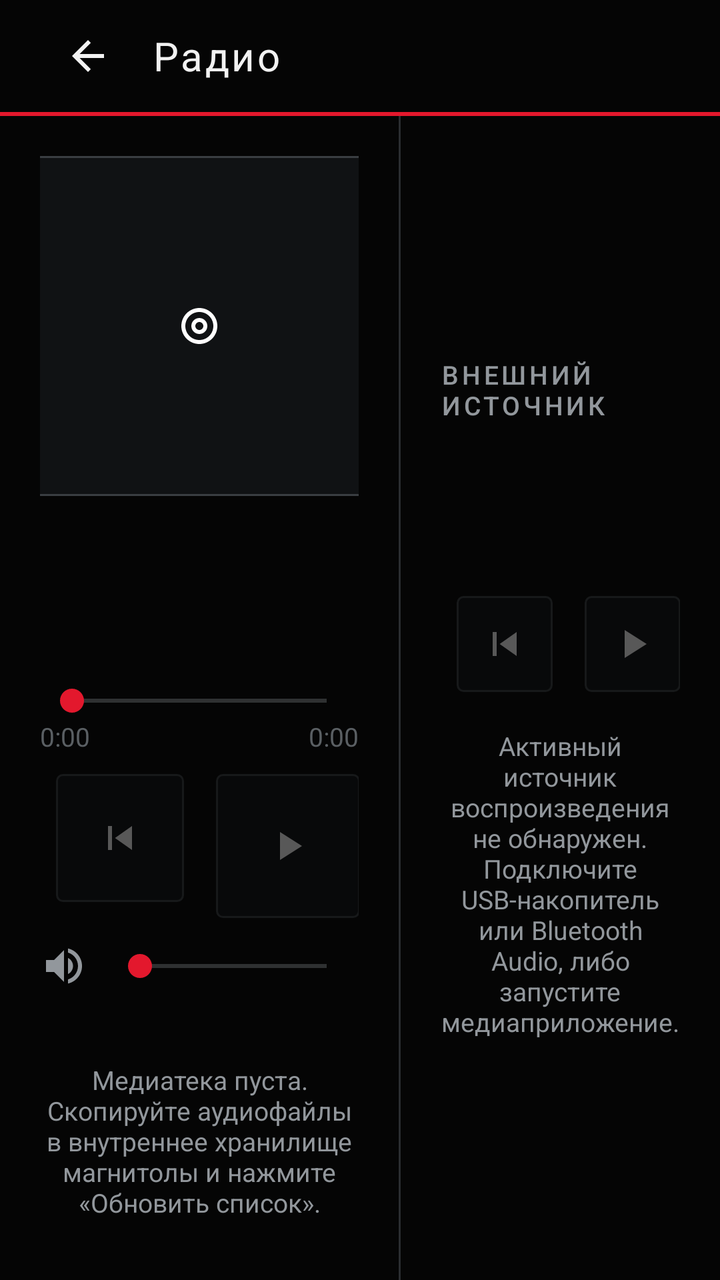
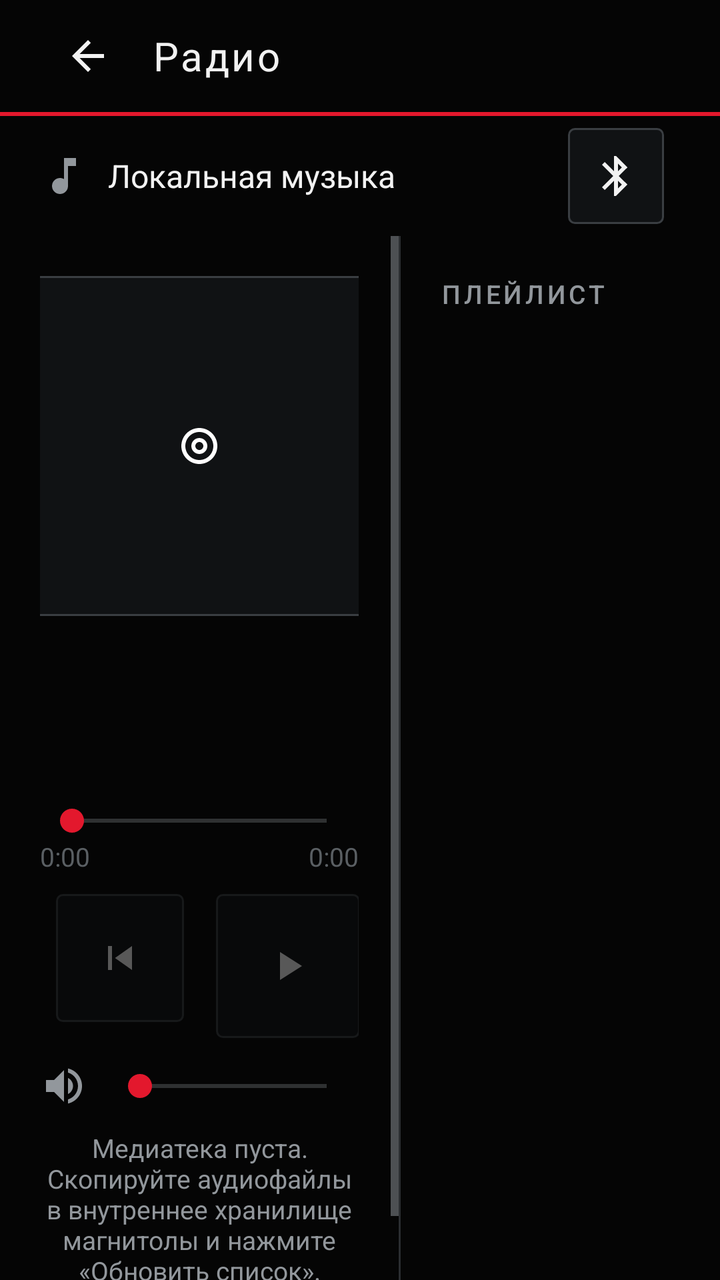

Before-and-after screenshots of an Android layout around one commit, followed by the original layout XML and the change that was made.
<!-- AndroidManifest.xml: application theme Theme.VWShell -->
<!-- res/layout/fragment_media.xml -->
<?xml version="1.0" encoding="utf-8"?>
<LinearLayout xmlns:android="http://schemas.android.com/apk/res/android"
    android:layout_width="match_parent" android:layout_height="match_parent"
    android:orientation="vertical" android:background="@color/vw_background">
    <include layout="@layout/layout_section_header"/>
    <View android:layout_width="match_parent" android:layout_height="@dimen/accent_line" android:background="@drawable/accent_line"/>

    <LinearLayout android:layout_width="match_parent" android:layout_height="0dp" android:layout_weight="1"
        android:orientation="horizontal" android:baselineAligned="false">

        
        <LinearLayout android:id="@+id/localPanel"
            android:layout_width="0dp" android:layout_height="match_parent" android:layout_weight="5"
            android:orientation="vertical" android:gravity="center" android:padding="@dimen/screen_padding">

            <ImageView android:id="@+id/localArt"
                android:layout_width="170dp" android:layout_height="170dp"
                android:scaleType="centerInside"
                android:background="@drawable/bg_tile"
                android:src="@drawable/ic_album"
                android:contentDescription="@string/media_local_title"/>

            <TextView android:id="@+id/localTrack" android:layout_width="match_parent" android:layout_height="wrap_content"
                android:layout_marginTop="16dp" android:gravity="center" android:singleLine="true" android:ellipsize="end"
                android:textColor="@color/vw_text_primary" android:textSize="24sp"/>
            <TextView android:id="@+id/localArtist" android:layout_width="match_parent" android:layout_height="wrap_content"
                android:layout_marginTop="4dp" android:gravity="center" android:singleLine="true" android:ellipsize="end"
                android:textColor="@color/vw_text_secondary" android:textSize="@dimen/title_text"/>

            
            <SeekBar android:id="@+id/localSeek" android:layout_width="match_parent" android:layout_height="wrap_content"
                android:layout_marginTop="14dp" android:progressTint="@color/vw_accent"
                android:thumbTint="@color/vw_accent" android:enabled="false"/>
            <LinearLayout android:layout_width="match_parent" android:layout_height="wrap_content"
                android:orientation="horizontal">
                <TextView android:id="@+id/localPos" android:layout_width="0dp" android:layout_height="wrap_content"
                    android:layout_weight="1" android:textColor="@color/vw_text_disabled" android:textSize="@dimen/small_text" android:text="0:00"/>
                <TextView android:id="@+id/localDur" android:layout_width="wrap_content" android:layout_height="wrap_content"
                    android:textColor="@color/vw_text_disabled" android:textSize="@dimen/small_text" android:text="0:00"/>
            </LinearLayout>

            <LinearLayout android:layout_width="wrap_content" android:layout_height="wrap_content"
                android:orientation="horizontal" android:layout_marginTop="10dp">
                <ImageButton android:id="@+id/btnLocalPrev" style="@style/VW.ControlButton"
                    android:src="@drawable/ic_prev" android:contentDescription="@string/media_prev" android:alpha="0.35"/>
                <ImageButton android:id="@+id/btnLocalPlay" style="@style/VW.ControlButton.play"
                    android:src="@drawable/ic_play" android:contentDescription="@string/media_play" android:alpha="0.35"/>
                <ImageButton android:id="@+id/btnLocalNext" style="@style/VW.ControlButton"
                    android:src="@drawable/ic_next" android:contentDescription="@string/media_next" android:alpha="0.35"/>
            </LinearLayout>

            
            <LinearLayout android:layout_width="match_parent" android:layout_height="wrap_content"
                android:orientation="horizontal" android:gravity="center_vertical" android:layout_marginTop="12dp">
                <ImageView android:layout_width="@dimen/icon_sm" android:layout_height="@dimen/icon_sm"
                    android:src="@drawable/ic_volume" android:contentDescription="@string/media_volume"
                    android:tint="@color/vw_text_secondary"/>
                <SeekBar android:id="@+id/volumeSeek" android:layout_width="0dp" android:layout_height="wrap_content"
                    android:layout_weight="1" android:layout_marginStart="10dp" android:progressTint="@color/vw_accent"
                    android:thumbTint="@color/vw_accent"/>
            </LinearLayout>

            
            <androidx.recyclerview.widget.RecyclerView android:id="@+id/localList"
                android:layout_width="match_parent" android:layout_height="0dp" android:layout_weight="1"
                android:minHeight="60dp" android:layout_marginTop="8dp" android:fadeScrollbars="false"/>

            <TextView android:id="@+id/localStatus" android:layout_width="match_parent" android:layout_height="wrap_content"
                android:layout_marginTop="10dp" android:gravity="center" android:textColor="@color/vw_text_secondary"
                android:textSize="@dimen/small_text" android:text="@string/media_local_empty"/>

            <LinearLayout android:layout_width="wrap_content" android:layout_height="wrap_content"
                android:orientation="horizontal" android:layout_marginTop="10dp">
                <com.google.android.material.button.MaterialButton android:id="@+id/btnGrantAudio" style="@style/VW.Button.Accent"
                    android:layout_width="wrap_content" android:layout_height="@dimen/button_height"
                    android:text="@string/media_grant_audio" android:visibility="gone"/>
                <com.google.android.material.button.MaterialButton android:id="@+id/btnRescan" style="@style/VW.Button"
                    android:layout_width="wrap_content" android:layout_height="@dimen/button_height"
                    android:layout_marginStart="10dp" android:text="@string/media_rescan" android:visibility="gone"/>
            </LinearLayout>
        </LinearLayout>

        <View android:layout_width="1dp" android:layout_height="match_parent" android:background="@color/vw_divider"/>

        
        <ScrollView android:layout_width="0dp" android:layout_height="match_parent" android:layout_weight="4"
            android:fillViewport="true">
            <LinearLayout android:layout_width="match_parent" android:layout_height="wrap_content"
                android:orientation="vertical" android:gravity="center" android:padding="@dimen/screen_padding">

                <TextView style="@style/VW.SectionLabel" android:layout_width="wrap_content" android:layout_height="wrap_content"
                    android:text="@string/media_external_title"/>

                <ImageView android:id="@+id/extSourceIcon" android:layout_width="40dp" android:layout_height="40dp"
                    android:layout_marginTop="14dp" android:src="@drawable/ic_bluetooth"
                    android:contentDescription="@string/media_external_title" android:visibility="gone"
                    android:tint="@color/vw_text_secondary"/>
                <ImageView android:id="@+id/extAlbumArt" android:layout_width="120dp" android:layout_height="120dp"
                    android:layout_marginTop="10dp" android:scaleType="centerInside" android:visibility="gone"
                    android:contentDescription="@string/media_external_title"/>
                <TextView android:id="@+id/extTrack" android:layout_width="match_parent" android:layout_height="wrap_content"
                    android:layout_marginTop="14dp" android:gravity="center" android:singleLine="true" android:ellipsize="end"
                    android:textColor="@color/vw_text_primary" android:textSize="20sp"/>
                <TextView android:id="@+id/extArtist" android:layout_width="match_parent" android:layout_height="wrap_content"
                    android:layout_marginTop="4dp" android:gravity="center" android:singleLine="true" android:ellipsize="end"
                    android:textColor="@color/vw_text_secondary" android:textSize="@dimen/body_text"/>

                <LinearLayout android:layout_width="wrap_content" android:layout_height="wrap_content"
                    android:orientation="horizontal" android:layout_marginTop="20dp">
                    <ImageButton android:id="@+id/btnExtPrev" style="@style/VW.ControlButton.small"
                        android:src="@drawable/ic_prev" android:contentDescription="@string/media_prev" android:alpha="0.35"/>
                    <ImageButton android:id="@+id/btnExtPlay" style="@style/VW.ControlButton.small"
                        android:src="@drawable/ic_play" android:contentDescription="@string/media_play" android:alpha="0.35"/>
                    <ImageButton android:id="@+id/btnExtNext" style="@style/VW.ControlButton.small"
                        android:src="@drawable/ic_next" android:contentDescription="@string/media_next" android:alpha="0.35"/>
                </LinearLayout>

                <TextView android:id="@+id/extStatus" android:layout_width="match_parent" android:layout_height="wrap_content"
                    android:layout_marginTop="18dp" android:gravity="center" android:textColor="@color/vw_text_secondary"
                    android:textSize="@dimen/small_text" android:text="@string/media_no_session"/>

                <com.google.android.material.button.MaterialButton android:id="@+id/btnGrantMediaAccess" style="@style/VW.Button.Accent"
                    android:layout_width="wrap_content" android:layout_height="@dimen/button_height" android:layout_marginTop="12dp"
                    android:text="@string/media_grant_access" android:visibility="gone"/>
            </LinearLayout>
        </ScrollView>
    </LinearLayout>
</LinearLayout>
<!-- res/layout/layout_section_header.xml (included above) -->
<?xml version="1.0" encoding="utf-8"?>
<LinearLayout xmlns:android="http://schemas.android.com/apk/res/android"
    android:layout_width="match_parent"
    android:layout_height="@dimen/topbar_height"
    android:orientation="horizontal"
    android:gravity="center_vertical"
    android:background="@color/vw_background"
    android:paddingStart="@dimen/screen_padding"
    android:paddingEnd="@dimen/screen_padding">

    <ImageButton
        android:id="@+id/btnBack"
        android:layout_width="48dp"
        android:layout_height="48dp"
        android:background="?attr/selectableItemBackgroundBorderless"
        android:src="@drawable/ic_back"
        android:scaleType="centerInside"
        android:contentDescription="@string/back"
        android:focusable="true"/>

    <TextView
        android:id="@+id/sectionTitle"
        android:layout_width="0dp"
        android:layout_height="wrap_content"
        android:layout_weight="1"
        android:layout_marginStart="8dp"
        android:textColor="@color/vw_text_primary"
        android:textSize="@dimen/title_text"
        android:letterSpacing="0.06"
        android:text="@string/radio_title"/>

    <TextView
        android:id="@+id/headerClock"
        android:layout_width="wrap_content"
        android:layout_height="wrap_content"
        android:textColor="@color/vw_text_secondary"
        android:textSize="@dimen/body_text"
        android:fontFamily="sans-serif-light"/>
</LinearLayout>
<!-- resources referenced by this layout -->
<resources>
  <color name="vw_accent">#FFE3182D</color>
  <color name="vw_background">#FF050505</color>
  <color name="vw_divider">#FF2A2D30</color>
  <color name="vw_text_disabled">#FF5A5F63</color>
  <color name="vw_text_primary">#FFF2F2F2</color>
  <color name="vw_text_secondary">#FF92979C</color>
  <dimen name="accent_line">2dp</dimen>
  <dimen name="body_text">16sp</dimen>
  <dimen name="button_height">56dp</dimen>
  <dimen name="icon_sm">24dp</dimen>
  <dimen name="screen_padding">20dp</dimen>
  <dimen name="small_text">13sp</dimen>
  <dimen name="title_text">20sp</dimen>
  <dimen name="topbar_height">56dp</dimen>
  <!-- drawable accent_line (drawable) -->
  <?xml version="1.0" encoding="utf-8"?>
  <shape xmlns:android="http://schemas.android.com/apk/res/android" android:shape="rectangle">
      <solid android:color="@color/vw_accent"/>
  </shape>
  <!-- drawable ic_play (drawable) -->
  <?xml version="1.0" encoding="utf-8"?>
  <vector xmlns:android="http://schemas.android.com/apk/res/android"
      android:width="24dp" android:height="24dp"
      android:viewportWidth="24" android:viewportHeight="24"
      android:tint="@color/vw_icon_tint">
      <path android:fillColor="#FFFFFFFF" android:pathData="M8,5v14l11,-7z"/>
  </vector>
  <string name="back">Назад</string>
  <string name="media_external_title">Внешний источник</string>
  <string name="media_grant_access">Предоставить доступ</string>
  <string name="media_grant_audio">Доступ к аудио</string>
  <string name="media_local_empty">Медиатека пуста. Скопируйте аудиофайлы в внутреннее хранилище магнитолы и нажмите «Обновить список».</string>
  <string name="media_local_title">Локальная музыка</string>
  <string name="media_next">Следующий трек</string>
  <string name="media_no_session">Активный источник воспроизведения не обнаружен. Подключите USB-накопитель или Bluetooth Audio, либо запустите медиаприложение.</string>
  <string name="media_play">Воспроизведение</string>
  <string name="media_prev">Предыдущий трек</string>
  <string name="media_rescan">Обновить список</string>
  <string name="media_volume">Громкость</string>
  <string name="radio_title">Радио</string>
  <style name="VW.Button.Accent" parent="VW.Button">
          <item name="backgroundTint">@color/vw_accent</item>
          <item name="strokeColor">@color/vw_accent</item>
          <item name="android:textColor">@color/vw_text_primary</item>
      </style>
  <style name="VW.ControlButton.play">
          <item name="android:layout_width">@dimen/dial_button</item>
          <item name="android:layout_height">@dimen/dial_button</item>
      </style>
  <style name="VW.ControlButton.small">
          <item name="android:layout_width">48dp</item>
          <item name="android:layout_height">48dp</item>
          <item name="android:padding">10dp</item>
      </style>
  <style name="VW.SectionLabel" parent="">
          <item name="android:textColor">@color/vw_text_secondary</item>
          <item name="android:textSize">@dimen/small_text</item>
          <item name="android:letterSpacing">0.12</item>
          <item name="android:textAllCaps">true</item>
          <item name="android:fontFamily">sans-serif-medium</item>
      </style>
  <color name="vw_tile_bg_pressed">#FF1B1E21</color>
  <dimen name="tile_stroke">1dp</dimen>
  <dimen name="tile_radius">3dp</dimen>
  <color name="vw_tile_bg">#FF101214</color>
  <color name="vw_stroke">#FF3A3E42</color>
  <color name="vw_icon_tint">#FFF2F2F2</color>
  <dimen name="control_button">64dp</dimen>
  <dimen name="dial_button">72dp</dimen>
  <!-- unchanged entries left out for length: 11 -->
</resources>

<!-- the commit's change to res/layout/fragment_media.xml (unified diff, before → after) -->
@@ -5,125 +5,123 @@
     <include layout="@layout/layout_section_header"/>
     <View android:layout_width="match_parent" android:layout_height="@dimen/accent_line" android:background="@drawable/accent_line"/>
 
+    
+    <LinearLayout android:id="@+id/sourceBar"
+        android:layout_width="match_parent" android:layout_height="wrap_content"
+        android:orientation="horizontal" android:gravity="center_vertical"
+        android:paddingStart="@dimen/screen_padding" android:paddingEnd="@dimen/screen_padding"
+        android:paddingTop="6dp" android:paddingBottom="6dp">
+
+        <ImageView android:id="@+id/sourceIcon" android:layout_width="@dimen/icon_sm"
+            android:layout_height="@dimen/icon_sm" android:src="@drawable/ic_media"
+            android:contentDescription="@string/media_source" android:tint="@color/vw_text_secondary"/>
+
+        <TextView android:id="@+id/sourceLabel" android:layout_width="0dp" android:layout_height="wrap_content"
+            android:layout_weight="1" android:layout_marginStart="10dp"
+            android:singleLine="true" android:ellipsize="end"
+            android:textColor="@color/vw_text_primary" android:textSize="@dimen/body_text"
+            android:text="@string/media_local_title"/>
+
+        <ImageButton android:id="@+id/btnSwitchSource" style="@style/VW.ControlButton.small"
+            android:src="@drawable/ic_bluetooth" android:contentDescription="@string/media_switch_source"/>
+    </LinearLayout>
+
     <LinearLayout android:layout_width="match_parent" android:layout_height="0dp" android:layout_weight="1"
         android:orientation="horizontal" android:baselineAligned="false">
 
         
-        <LinearLayout android:id="@+id/localPanel"
+        <ScrollView android:id="@+id/nowPlayingPanel"
             android:layout_width="0dp" android:layout_height="match_parent" android:layout_weight="5"
-            android:orientation="vertical" android:gravity="center" android:padding="@dimen/screen_padding">
+            android:fillViewport="true">
+            <LinearLayout android:layout_width="match_parent" android:layout_height="wrap_content"
+                android:orientation="vertical" android:gravity="center" android:padding="@dimen/screen_padding">
 
-            <ImageView android:id="@+id/localArt"
-                android:layout_width="170dp" android:layout_height="170dp"
-                android:scaleType="centerInside"
-                android:background="@drawable/bg_tile"
-                android:src="@drawable/ic_album"
-                android:contentDescription="@string/media_local_title"/>
+                <ImageView android:id="@+id/npArt"
+                    android:layout_width="170dp" android:layout_height="170dp"
+                    android:scaleType="centerInside"
+                    android:background="@drawable/bg_tile"
+                    android:src="@drawable/ic_album"
+                    android:contentDescription="@string/media_local_title"/>
 
-            <TextView android:id="@+id/localTrack" android:layout_width="match_parent" android:layout_height="wrap_content"
-                android:layout_marginTop="16dp" android:gravity="center" android:singleLine="true" android:ellipsize="end"
-                android:textColor="@color/vw_text_primary" android:textSize="24sp"/>
-            <TextView android:id="@+id/localArtist" android:layout_width="match_parent" android:layout_height="wrap_content"
-                android:layout_marginTop="4dp" android:gravity="center" android:singleLine="true" android:ellipsize="end"
-                android:textColor="@color/vw_text_secondary" android:textSize="@dimen/title_text"/>
+                <TextView android:id="@+id/npTrack" android:layout_width="match_parent" android:layout_height="wrap_content"
+                    android:layout_marginTop="16dp" android:gravity="center" android:singleLine="true" android:ellipsize="end"
+                    android:textColor="@color/vw_text_primary" android:textSize="24sp"/>
+                <TextView android:id="@+id/npArtist" android:layout_width="match_parent" android:layout_height="wrap_content"
+                    android:layout_marginTop="4dp" android:gravity="center" android:singleLine="true" android:ellipsize="end"
+                    android:textColor="@color/vw_text_secondary" android:textSize="@dimen/title_text"/>
 
-            
-            <SeekBar android:id="@+id/localSeek" android:layout_width="match_parent" android:layout_height="wrap_content"
-                android:layout_marginTop="14dp" android:progressTint="@color/vw_accent"
-                android:thumbTint="@color/vw_accent" android:enabled="false"/>
-            <LinearLayout android:layout_width="match_parent" android:layout_height="wrap_content"
-                android:orientation="horizontal">
-                <TextView android:id="@+id/localPos" android:layout_width="0dp" android:layout_height="wrap_content"
-                    android:layout_weight="1" android:textColor="@color/vw_text_disabled" android:textSize="@dimen/small_text" android:text="0:00"/>
-                <TextView android:id="@+id/localDur" android:layout_width="wrap_content" android:layout_height="wrap_content"
-                    android:textColor="@color/vw_text_disabled" android:textSize="@dimen/small_text" android:text="0:00"/>
+                
+                <SeekBar android:id="@+id/npSeek" android:layout_width="match_parent" android:layout_height="wrap_content"
+                    android:layout_marginTop="14dp" android:progressTint="@color/vw_accent"
+                    android:thumbTint="@color/vw_accent" android:enabled="false"/>
+                <LinearLayout android:layout_width="match_parent" android:layout_height="wrap_content"
+                    android:orientation="horizontal">
+                    <TextView android:id="@+id/npPos" android:layout_width="0dp" android:layout_height="wrap_content"
+                        android:layout_weight="1" android:textColor="@color/vw_text_disabled" android:textSize="@dimen/small_text" android:text="0:00"/>
+                    <TextView android:id="@+id/npDur" android:layout_width="wrap_content" android:layout_height="wrap_content"
+                        android:textColor="@color/vw_text_disabled" android:textSize="@dimen/small_text" android:text="0:00"/>
+                </LinearLayout>
+
+                <LinearLayout android:layout_width="wrap_content" android:layout_height="wrap_content"
+                    android:orientation="horizontal" android:layout_marginTop="10dp">
+                    <ImageButton android:id="@+id/btnPrev" style="@style/VW.ControlButton"
+                        android:src="@drawable/ic_prev" android:contentDescription="@string/media_prev" android:alpha="0.35"/>
+                    <ImageButton android:id="@+id/btnPlay" style="@style/VW.ControlButton.play"
+                        android:src="@drawable/ic_play" android:contentDescription="@string/media_play" android:alpha="0.35"/>
+                    <ImageButton android:id="@+id/btnNext" style="@style/VW.ControlButton"
+                        android:src="@drawable/ic_next" android:contentDescription="@string/media_next" android:alpha="0.35"/>
+                </LinearLayout>
+
+                
+                <LinearLayout android:layout_width="match_parent" android:layout_height="wrap_content"
+                    android:orientation="horizontal" android:gravity="center_vertical" android:layout_marginTop="12dp">
+                    <ImageView android:layout_width="@dimen/icon_sm" android:layout_height="@dimen/icon_sm"
+                        android:src="@drawable/ic_volume" android:contentDescription="@string/media_volume"
+                        android:tint="@color/vw_text_secondary"/>
+                    <SeekBar android:id="@+id/volumeSeek" android:layout_width="0dp" android:layout_height="wrap_content"
+                        android:layout_weight="1" android:layout_marginStart="10dp" android:progressTint="@color/vw_accent"
+                        android:thumbTint="@color/vw_accent"/>
+                </LinearLayout>
+
+                <TextView android:id="@+id/playerStatus" android:layout_width="match_parent" android:layout_height="wrap_content"
+                    android:layout_marginTop="10dp" android:gravity="center" android:textColor="@color/vw_text_secondary"
+                    android:textSize="@dimen/small_text" android:text="@string/media_local_empty"/>
+
+                <LinearLayout android:layout_width="wrap_content" android:layout_height="wrap_content"
+                    android:orientation="horizontal" android:layout_marginTop="10dp">
+                    <com.google.android.material.button.MaterialButton android:id="@+id/btnGrantAudio" style="@style/VW.Button.Accent"
+                        android:layout_width="wrap_content" android:layout_height="@dimen/button_height"
+                        android:text="@string/media_grant_audio" android:visibility="gone"/>
+                    <com.google.android.material.button.MaterialButton android:id="@+id/btnRescan" style="@style/VW.Button"
+                        android:layout_width="wrap_content" android:layout_height="@dimen/button_height"
+                        android:layout_marginStart="10dp" android:text="@string/media_rescan" android:visibility="gone"/>
+                    <com.google.android.material.button.MaterialButton android:id="@+id/btnGrantMediaAccess" style="@style/VW.Button.Accent"
+                        android:layout_width="wrap_content" android:layout_height="@dimen/button_height"
+                        android:layout_marginStart="10dp" android:text="@string/media_grant_access" android:visibility="gone"/>
+                </LinearLayout>
             </LinearLayout>
-
-            <LinearLayout android:layout_width="wrap_content" android:layout_height="wrap_content"
-                android:orientation="horizontal" android:layout_marginTop="10dp">
-                <ImageButton android:id="@+id/btnLocalPrev" style="@style/VW.ControlButton"
-                    android:src="@drawable/ic_prev" android:contentDescription="@string/media_prev" android:alpha="0.35"/>
-                <ImageButton android:id="@+id/btnLocalPlay" style="@style/VW.ControlButton.play"
-                    android:src="@drawable/ic_play" android:contentDescription="@string/media_play" android:alpha="0.35"/>
-                <ImageButton android:id="@+id/btnLocalNext" style="@style/VW.ControlButton"
-                    android:src="@drawable/ic_next" android:contentDescription="@string/media_next" android:alpha="0.35"/>
-            </LinearLayout>
-
-            
-            <LinearLayout android:layout_width="match_parent" android:layout_height="wrap_content"
-                android:orientation="horizontal" android:gravity="center_vertical" android:layout_marginTop="12dp">
-                <ImageView android:layout_width="@dimen/icon_sm" android:layout_height="@dimen/icon_sm"
-                    android:src="@drawable/ic_volume" android:contentDescription="@string/media_volume"
-                    android:tint="@color/vw_text_secondary"/>
-                <SeekBar android:id="@+id/volumeSeek" android:layout_width="0dp" android:layout_height="wrap_content"
-                    android:layout_weight="1" android:layout_marginStart="10dp" android:progressTint="@color/vw_accent"
-                    android:thumbTint="@color/vw_accent"/>
-            </LinearLayout>
-
-            
-            <androidx.recyclerview.widget.RecyclerView android:id="@+id/localList"
-                android:layout_width="match_parent" android:layout_height="0dp" android:layout_weight="1"
-                android:minHeight="60dp" android:layout_marginTop="8dp" android:fadeScrollbars="false"/>
-
-            <TextView android:id="@+id/localStatus" android:layout_width="match_parent" android:layout_height="wrap_content"
-                android:layout_marginTop="10dp" android:gravity="center" android:textColor="@color/vw_text_secondary"
-                android:textSize="@dimen/small_text" android:text="@string/media_local_empty"/>
-
-            <LinearLayout android:layout_width="wrap_content" android:layout_height="wrap_content"
-                android:orientation="horizontal" android:layout_marginTop="10dp">
-                <com.google.android.material.button.MaterialButton android:id="@+id/btnGrantAudio" style="@style/VW.Button.Accent"
-                    android:layout_width="wrap_content" android:layout_height="@dimen/button_height"
-                    android:text="@string/media_grant_audio" android:visibility="gone"/>
-                <com.google.android.material.button.MaterialButton android:id="@+id/btnRescan" style="@style/VW.Button"
-                    android:layout_width="wrap_content" android:layout_height="@dimen/button_height"
-                    android:layout_marginStart="10dp" android:text="@string/media_rescan" android:visibility="gone"/>
-            </LinearLayout>
-        </LinearLayout>
+        </ScrollView>
 
         <View android:layout_width="1dp" android:layout_height="match_parent" android:background="@color/vw_divider"/>
 
         
-        <ScrollView android:layout_width="0dp" android:layout_height="match_parent" android:layout_weight="4"
-            android:fillViewport="true">
-            <LinearLayout android:layout_width="match_parent" android:layout_height="wrap_content"
-                android:orientation="vertical" android:gravity="center" android:padding="@dimen/screen_padding">
+        <LinearLayout android:layout_width="0dp" android:layout_height="match_parent" android:layout_weight="4"
+            android:orientation="vertical" android:padding="@dimen/screen_padding">
 
-                <TextView style="@style/VW.SectionLabel" android:layout_width="wrap_content" android:layout_height="wrap_content"
-                    android:text="@string/media_external_title"/>
+            <TextView style="@style/VW.SectionLabel" android:layout_width="wrap_content" android:layout_height="wrap_content"
+                android:text="@string/media_playlist"/>
 
-                <ImageView android:id="@+id/extSourceIcon" android:layout_width="40dp" android:layout_height="40dp"
-                    android:layout_marginTop="14dp" android:src="@drawable/ic_bluetooth"
-                    android:contentDescription="@string/media_external_title" android:visibility="gone"
-                    android:tint="@color/vw_text_secondary"/>
-                <ImageView android:id="@+id/extAlbumArt" android:layout_width="120dp" android:layout_height="120dp"
-                    android:layout_marginTop="10dp" android:scaleType="centerInside" android:visibility="gone"
-                    android:contentDescription="@string/media_external_title"/>
-                <TextView android:id="@+id/extTrack" android:layout_width="match_parent" android:layout_height="wrap_content"
-                    android:layout_marginTop="14dp" android:gravity="center" android:singleLine="true" android:ellipsize="end"
-                    android:textColor="@color/vw_text_primary" android:textSize="20sp"/>
-                <TextView android:id="@+id/extArtist" android:layout_width="match_parent" android:layout_height="wrap_content"
-                    android:layout_marginTop="4dp" android:gravity="center" android:singleLine="true" android:ellipsize="end"
-                    android:textColor="@color/vw_text_secondary" android:textSize="@dimen/body_text"/>
-
-                <LinearLayout android:layout_width="wrap_content" android:layout_height="wrap_content"
-                    android:orientation="horizontal" android:layout_marginTop="20dp">
-                    <ImageButton android:id="@+id/btnExtPrev" style="@style/VW.ControlButton.small"
-                        android:src="@drawable/ic_prev" android:contentDescription="@string/media_prev" android:alpha="0.35"/>
-                    <ImageButton android:id="@+id/btnExtPlay" style="@style/VW.ControlButton.small"
-                        android:src="@drawable/ic_play" android:contentDescription="@string/media_play" android:alpha="0.35"/>
-                    <ImageButton android:id="@+id/btnExtNext" style="@style/VW.ControlButton.small"
-                        android:src="@drawable/ic_next" android:contentDescription="@string/media_next" android:alpha="0.35"/>
-                </LinearLayout>
-
-                <TextView android:id="@+id/extStatus" android:layout_width="match_parent" android:layout_height="wrap_content"
-                    android:layout_marginTop="18dp" android:gravity="center" android:textColor="@color/vw_text_secondary"
-                    android:textSize="@dimen/small_text" android:text="@string/media_no_session"/>
-
-                <com.google.android.material.button.MaterialButton android:id="@+id/btnGrantMediaAccess" style="@style/VW.Button.Accent"
-                    android:layout_width="wrap_content" android:layout_height="@dimen/button_height" android:layout_marginTop="12dp"
-                    android:text="@string/media_grant_access" android:visibility="gone"/>
-            </LinearLayout>
-        </ScrollView>
+            <FrameLayout android:layout_width="match_parent" android:layout_height="0dp" android:layout_weight="1"
+                android:layout_marginTop="8dp">
+                <androidx.recyclerview.widget.RecyclerView android:id="@+id/trackList"
+                    android:layout_width="match_parent" android:layout_height="match_parent"
+                    android:fadeScrollbars="false"/>
+                <TextView android:id="@+id/playlistEmpty" android:layout_width="match_parent" android:layout_height="wrap_content"
+                    android:layout_gravity="center" android:gravity="center" android:padding="16dp"
+                    android:textColor="@color/vw_text_secondary" android:textSize="@dimen/body_text"
+                    android:text="@string/media_local_empty" android:visibility="gone"/>
+            </FrameLayout>
+        </LinearLayout>
     </LinearLayout>
 </LinearLayout>
 <!-- res/layout/layout_section_header.xml (included above) -->
<!-- resource entries referenced after the edit -->
@@ -19,6 +19,14 @@
   <shape xmlns:android="http://schemas.android.com/apk/res/android" android:shape="rectangle">
       <solid android:color="@color/vw_accent"/>
   </shape>
+  <!-- drawable ic_media (drawable) -->
+  <?xml version="1.0" encoding="utf-8"?>
+  <vector xmlns:android="http://schemas.android.com/apk/res/android"
+      android:width="24dp" android:height="24dp"
+      android:viewportWidth="24" android:viewportHeight="24"
+      android:tint="@color/vw_icon_tint">
+      <path android:fillColor="#FFFFFFFF" android:pathData="M12,3v10.55c-0.59,-0.34 -1.27,-0.55 -2,-0.55 -2.21,0 -4,1.79 -4,4s1.79,4 4,4 4,-1.79 4,-4V7h4V3h-6z"/>
+  </vector>
   <!-- drawable ic_play (drawable) -->
   <?xml version="1.0" encoding="utf-8"?>
   <vector xmlns:android="http://schemas.android.com/apk/res/android"
@@ -28,16 +36,17 @@
       <path android:fillColor="#FFFFFFFF" android:pathData="M8,5v14l11,-7z"/>
   </vector>
   <string name="back">Назад</string>
-  <string name="media_external_title">Внешний источник</string>
   <string name="media_grant_access">Предоставить доступ</string>
   <string name="media_grant_audio">Доступ к аудио</string>
   <string name="media_local_empty">Медиатека пуста. Скопируйте аудиофайлы в внутреннее хранилище магнитолы и нажмите «Обновить список».</string>
   <string name="media_local_title">Локальная музыка</string>
   <string name="media_next">Следующий трек</string>
-  <string name="media_no_session">Активный источник воспроизведения не обнаружен. Подключите USB-накопитель или Bluetooth Audio, либо запустите медиаприложение.</string>
   <string name="media_play">Воспроизведение</string>
+  <string name="media_playlist">Плейлист</string>
   <string name="media_prev">Предыдущий трек</string>
   <string name="media_rescan">Обновить список</string>
+  <string name="media_source">Источник</string>
+  <string name="media_switch_source">Источник</string>
   <string name="media_volume">Громкость</string>
   <string name="radio_title">Радио</string>
   <style name="VW.Button.Accent" parent="VW.Button">
